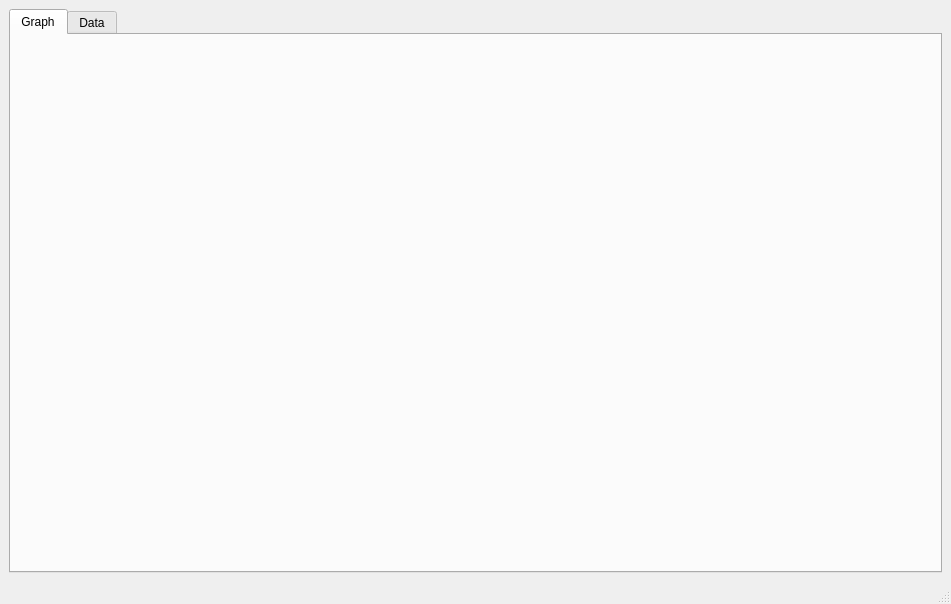
Before: the Qt Designer form OEE_App/OEE_App.ui in kyle-coding/PythonLearning, drawn with Qt 5.
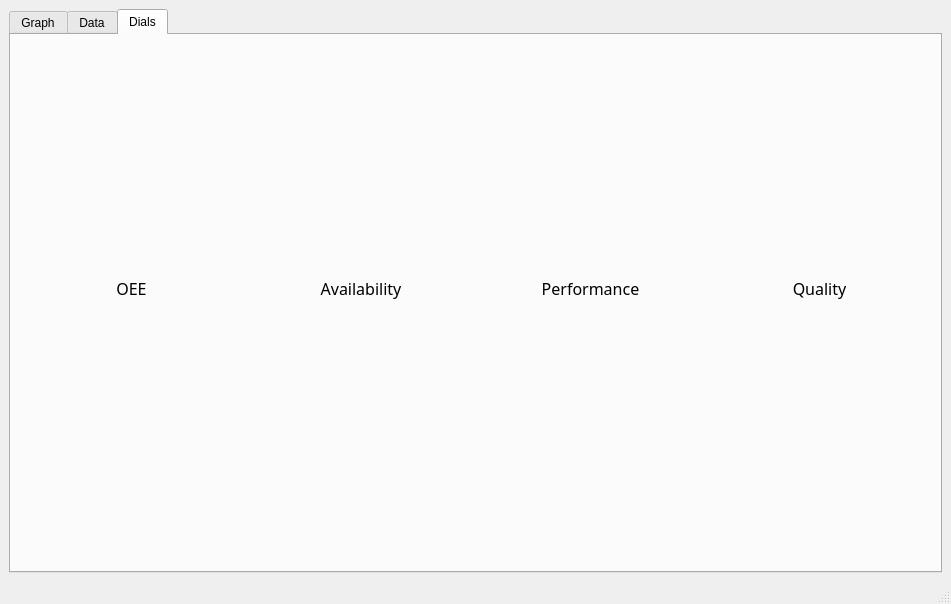
After: the same form once the commit is applied.

Commit message: Added custom gauge widget

The edit to the form file:
```diff
--- a/OEE_App/OEE_App.ui
+++ b/OEE_App/OEE_App.ui
@@ -20,7 +20,7 @@
       <item>
        <widget class="QTabWidget" name="tabWidget">
         <property name="currentIndex">
-         <number>0</number>
+         <number>2</number>
         </property>
         <widget class="QWidget" name="tab">
          <attribute name="title">
@@ -66,6 +66,97 @@
           </item>
          </layout>
         </widget>
+        <widget class="QWidget" name="tab_dials">
+         <attribute name="title">
+          <string>Dials</string>
+         </attribute>
+         <layout class="QGridLayout" name="gridLayout_2">
+          <item row="0" column="0">
+           <widget class="QLabel" name="label">
+            <property name="font">
+             <font>
+              <family>Arial Black</family>
+              <pointsize>12</pointsize>
+             </font>
+            </property>
+            <property name="text">
+             <string>OEE</string>
+            </property>
+            <property name="alignment">
+             <set>Qt::AlignBottom|Qt::AlignHCenter</set>
+            </property>
+           </widget>
+          </item>
+          <item row="0" column="3">
+           <widget class="QLabel" name="label_4">
+            <property name="font">
+             <font>
+              <family>Arial Black</family>
+              <pointsize>12</pointsize>
+             </font>
+            </property>
+            <property name="text">
+             <string>Quality</string>
+            </property>
+            <property name="alignment">
+             <set>Qt::AlignBottom|Qt::AlignHCenter</set>
+            </property>
+           </widget>
+          </item>
+          <item row="0" column="2">
+           <widget class="QLabel" name="label_3">
+            <property name="font">
+             <font>
+              <family>Arial Black</family>
+              <pointsize>12</pointsize>
+             </font>
+            </property>
+            <property name="text">
+             <string>Performance</string>
+            </property>
+            <property name="alignment">
+             <set>Qt::AlignBottom|Qt::AlignHCenter</set>
+            </property>
+           </widget>
+          </item>
+          <item row="1" column="3">
+           <widget class="QWidget" name="gauge_widget_4" native="true">
+            <layout class="QVBoxLayout" name="layout_gauge4"/>
+           </widget>
+          </item>
+          <item row="1" column="0">
+           <widget class="QWidget" name="gauge_widget" native="true">
+            <layout class="QVBoxLayout" name="layout_gauge1"/>
+           </widget>
+          </item>
+          <item row="1" column="2">
+           <widget class="QWidget" name="gauge_widget_3" native="true">
+            <layout class="QVBoxLayout" name="layout_gauge3"/>
+           </widget>
+          </item>
+          <item row="1" column="1">
+           <widget class="QWidget" name="gauge_widget_2" native="true">
+            <layout class="QVBoxLayout" name="layout_gauge2"/>
+           </widget>
+          </item>
+          <item row="0" column="1">
+           <widget class="QLabel" name="label_2">
+            <property name="font">
+             <font>
+              <family>Arial Black</family>
+              <pointsize>12</pointsize>
+             </font>
+            </property>
+            <property name="text">
+             <string>Availability</string>
+            </property>
+            <property name="alignment">
+             <set>Qt::AlignBottom|Qt::AlignHCenter</set>
+            </property>
+           </widget>
+          </item>
+         </layout>
+        </widget>
        </widget>
       </item>
      </layout>
```
The commit also changes 7 other files.
